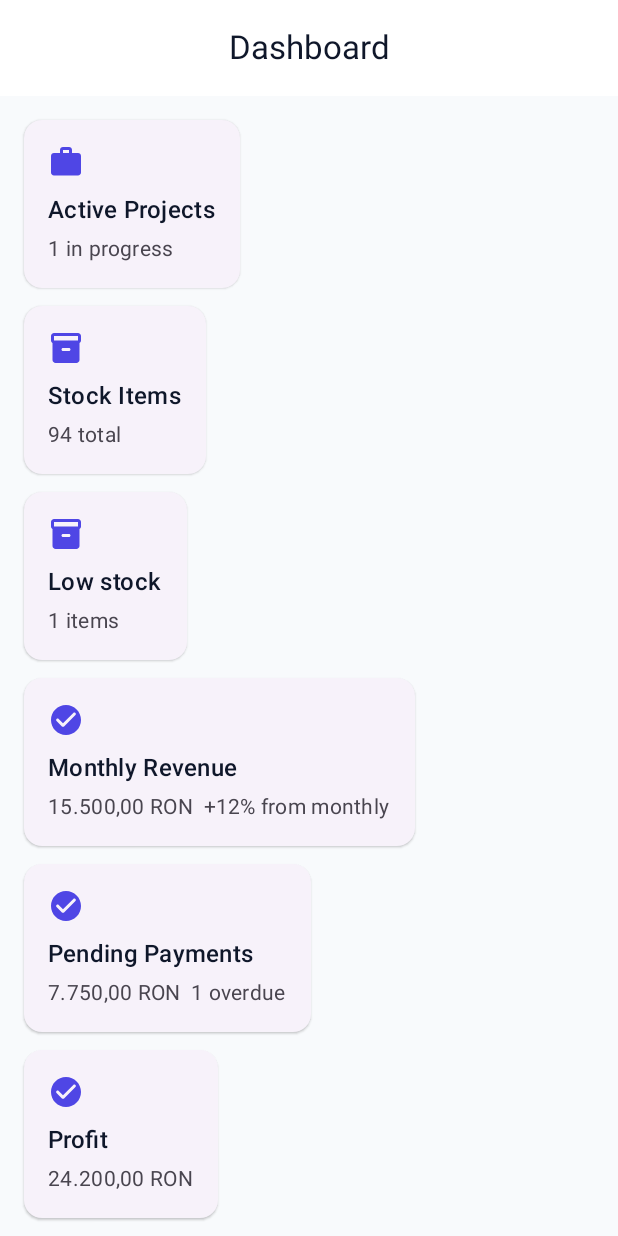
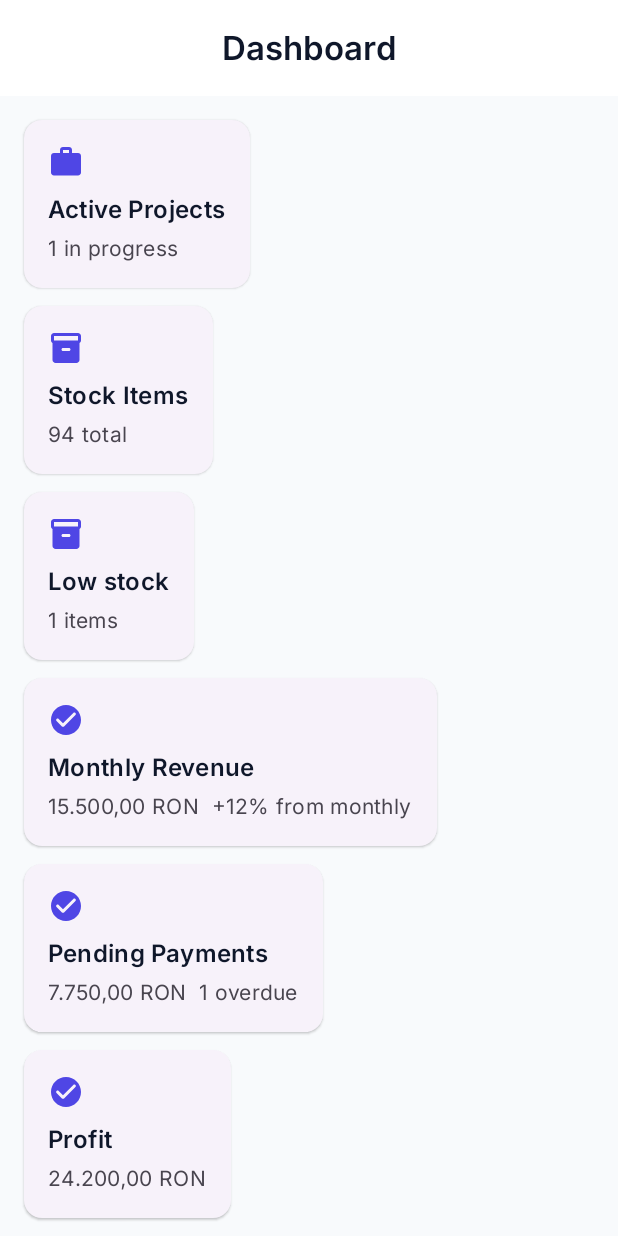
Before and after one commit to Andr3yup-ro/FurnitureWorkshopApp, an Android app built with Jetpack Compose: the screen it shows after launch (MainActivity), on a phone screen of 412 x 824 dp. Run offline under Robolectric (Android 15) with nearby library versions, the phone set to English and light mode, and no system bars; our stand-ins replace Dagger/Hilt's generated code, Room's generated code.

Commit message:
feat(theme): add Inter via Google Fonts and modernize typography; keep modern static color palette

```diff
--- a/app/build.gradle.kts
+++ b/app/build.gradle.kts
@@ -101,6 +101,8 @@ dependencies {
     implementation("androidx.compose.ui:ui-tooling-preview")
     implementation("androidx.compose.material3:material3:1.3.0")
     implementation("androidx.compose.material:material-icons-extended")
+    // Google Fonts (downloadable fonts for Compose)
+    implementation("androidx.compose.ui:ui-text-google-fonts")
     implementation("com.google.android.material:material:1.12.0")
     debugImplementation("androidx.compose.ui:ui-tooling")
     debugImplementation("androidx.compose.ui:ui-test-manifest")
--- a/app/src/main/java/com/predandrei/atelier/ui/theme/Theme.kt
+++ b/app/src/main/java/com/predandrei/atelier/ui/theme/Theme.kt
@@ -4,8 +4,14 @@ import android.os.Build
 import androidx.compose.foundation.isSystemInDarkTheme
 import androidx.compose.material3.*
 import androidx.compose.runtime.Composable
+import androidx.compose.ui.graphics.Color
 import androidx.compose.ui.platform.LocalContext
-import androidx.compose.ui.graphics.Color
+import androidx.compose.ui.text.TextStyle
+import androidx.compose.ui.text.font.FontFamily
+import androidx.compose.ui.text.font.FontWeight
+import androidx.compose.ui.text.googlefonts.Font
+import androidx.compose.ui.text.googlefonts.GoogleFont
+import com.predandrei.atelier.R
 
 
 @Composable
@@ -36,9 +42,38 @@ fun ManagerPrestanTheme(
         surface = Color(0xFF111827),
         onSurface = Color(0xFFE5E7EB)
     )
-    MaterialTheme(
-        colorScheme = if (darkTheme) dark else light,
-        typography = Typography(),
-        content = content
+    // Downloadable Google Font: Inter
+    val provider = GoogleFont.Provider(
+        providerAuthority = "com.google.android.gms.fonts",
+        providerPackage = "com.google.android.gms",
+        certificates = R.array.com_google_android_gms_fonts_certs
     )
+    val inter = GoogleFont("Inter")
+    val interFamily = FontFamily(
+        Font(googleFont = inter, fontProvider = provider, weight = FontWeight.Normal),
+        Font(googleFont = inter, fontProvider = provider, weight = FontWeight.Medium),
+        Font(googleFont = inter, fontProvider = provider, weight = FontWeight.SemiBold),
+        Font(googleFont = inter, fontProvider = provider, weight = FontWeight.Bold)
+    )
+
+    val base = Typography()
+    val typography = base.copy(
+        displayLarge = base.displayLarge.copy(fontFamily = interFamily),
+        displayMedium = base.displayMedium.copy(fontFamily = interFamily),
+        displaySmall = base.displaySmall.copy(fontFamily = interFamily),
+        headlineLarge = base.headlineLarge.copy(fontFamily = interFamily),
+        headlineMedium = base.headlineMedium.copy(fontFamily = interFamily),
+        headlineSmall = base.headlineSmall.copy(fontFamily = interFamily),
+        titleLarge = base.titleLarge.copy(fontFamily = interFamily, fontWeight = FontWeight.SemiBold),
+        titleMedium = base.titleMedium.copy(fontFamily = interFamily, fontWeight = FontWeight.Medium),
+        titleSmall = base.titleSmall.copy(fontFamily = interFamily, fontWeight = FontWeight.Medium),
+        bodyLarge = base.bodyLarge.copy(fontFamily = interFamily),
+        bodyMedium = base.bodyMedium.copy(fontFamily = interFamily),
+        bodySmall = base.bodySmall.copy(fontFamily = interFamily),
+        labelLarge = base.labelLarge.copy(fontFamily = interFamily, fontWeight = FontWeight.Medium),
+        labelMedium = base.labelMedium.copy(fontFamily = interFamily, fontWeight = FontWeight.Medium),
+        labelSmall = base.labelSmall.copy(fontFamily = interFamily, fontWeight = FontWeight.Medium),
+    )
+
+    MaterialTheme(colorScheme = if (darkTheme) dark else light, typography = typography, content = content)
 }
--- /dev/null
+++ b/app/src/main/res/values/com_google_android_gms_fonts_certs.xml
@@ -0,0 +1,15 @@
+<?xml version="1.0" encoding="utf-8"?>
+<resources>
+    <!-- Certificates for Google Fonts provider (placeholder to satisfy compile-time reference). -->
+    <array name="com_google_android_gms_fonts_certs">
+        <item>@array/com_google_android_gms_fonts_certs_dev</item>
+        <item>@array/com_google_android_gms_fonts_certs_prod</item>
+    </array>
+
+    <string-array name="com_google_android_gms_fonts_certs_dev">
+        <item></item>
+    </string-array>
+    <string-array name="com_google_android_gms_fonts_certs_prod">
+        <item></item>
+    </string-array>
+</resources>
```
